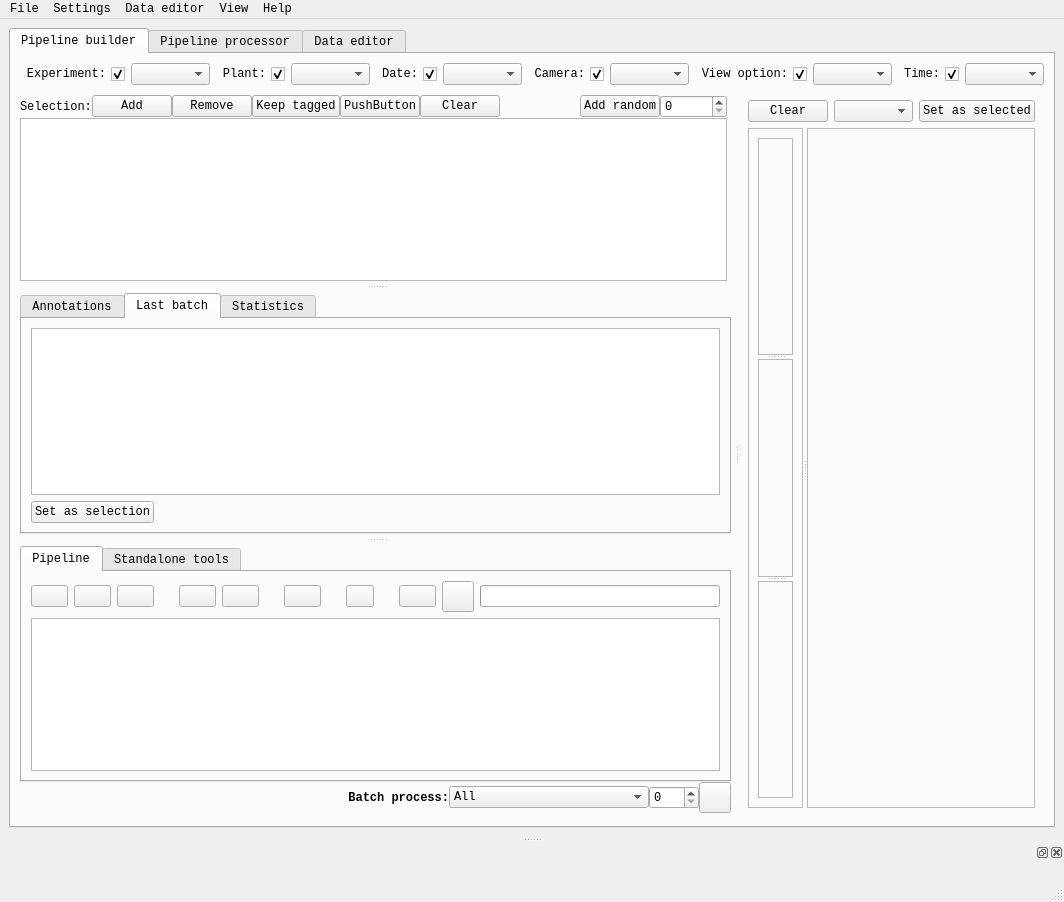
Above: ipso_phen/ui/main.ui from tpmp-inra/ipso_phen before the change. Below: the same form after it.
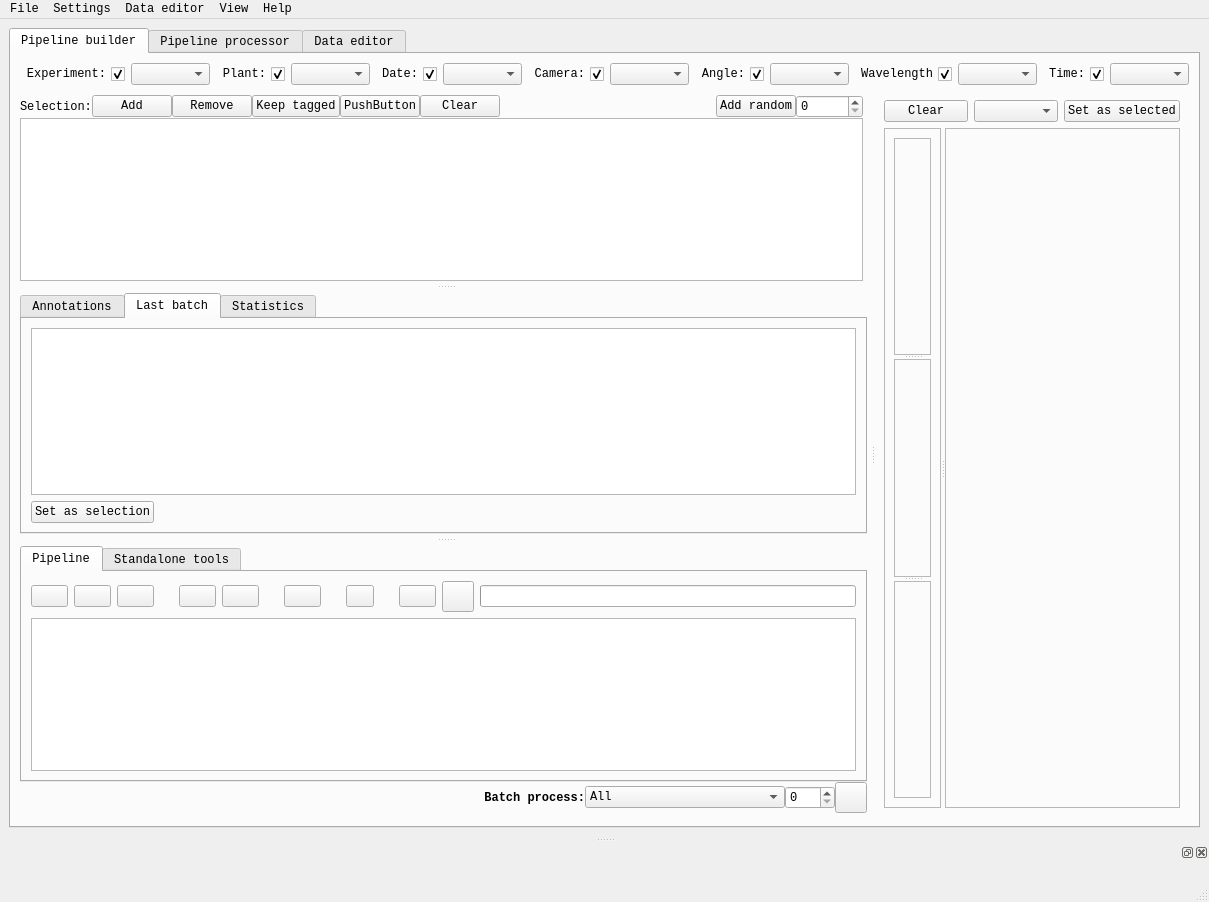
That is the form after the change. Icons and pictures are not drawn.

```diff
--- a/ipso_phen/ui/main.ui
+++ b/ipso_phen/ui/main.ui
@@ -165,7 +165,7 @@
              <enum>Qt::RightToLeft</enum>
             </property>
             <property name="text">
-             <string>View option:</string>
+             <string>Angle:</string>
             </property>
             <property name="checked">
              <bool>true</bool>
@@ -173,7 +173,27 @@
            </widget>
           </item>
           <item>
-           <widget class="QComboBox" name="cb_view_option">
+           <widget class="QComboBox" name="cb_angle">
+            <property name="sizeAdjustPolicy">
+             <enum>QComboBox::AdjustToContents</enum>
+            </property>
+           </widget>
+          </item>
+          <item>
+           <widget class="QCheckBox" name="chk_wavelength">
+            <property name="layoutDirection">
+             <enum>Qt::RightToLeft</enum>
+            </property>
+            <property name="text">
+             <string>Wavelength</string>
+            </property>
+            <property name="checked">
+             <bool>true</bool>
+            </property>
+           </widget>
+          </item>
+          <item>
+           <widget class="QComboBox" name="cb_wavelength">
             <property name="sizeAdjustPolicy">
              <enum>QComboBox::AdjustToContents</enum>
             </property>
```
Left out of the diff: 2 changed lines with no effect on the pictures.
